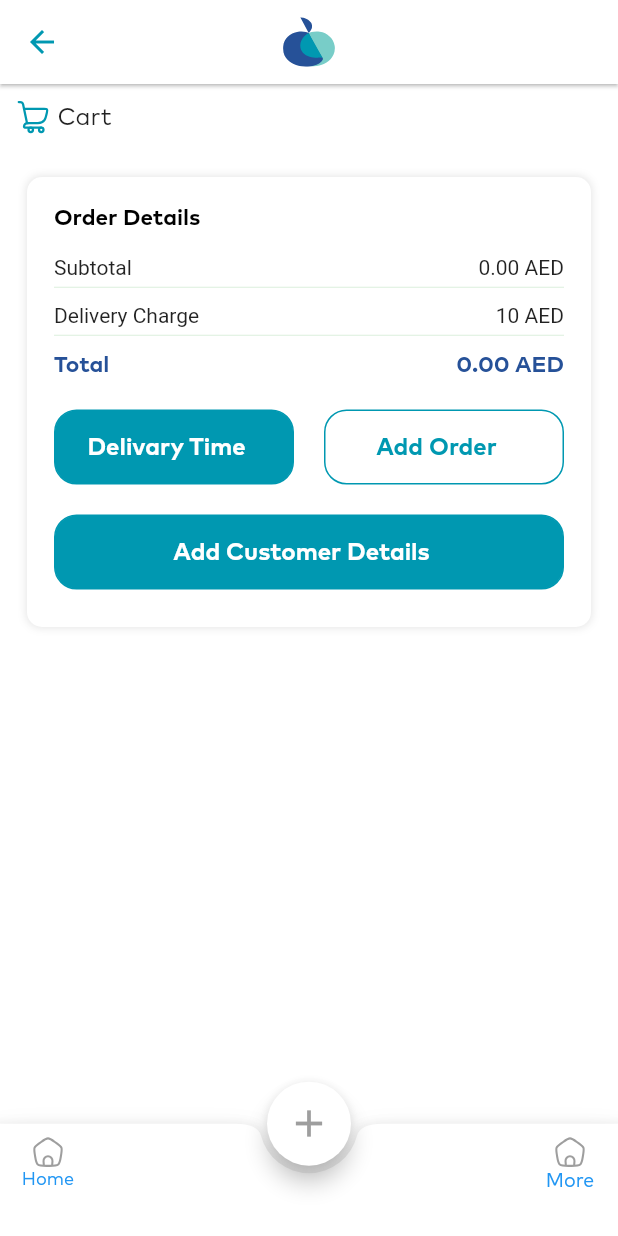
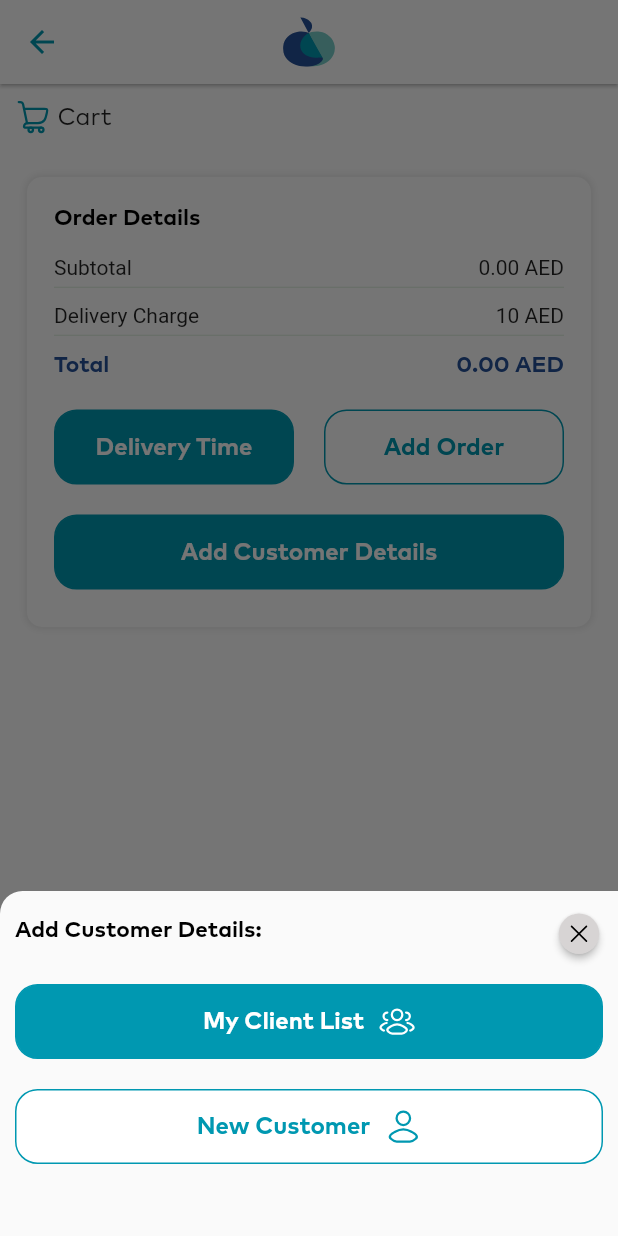
Before and after one commit to mahdibfx/santra-seller, a Flutter app: the CartScreen screen opened by its route, after a tap on "Add Customer Details", on a phone screen of 412 x 824 dp. Run offline on Flutter 3.47's test engine with Material 2 defaults, Android fonts, the phone set to English and light mode, and no system bars; our stand-ins replace cached_network_image, date_picker_timeline, firebase_core, firebase_messaging, flutter_local_notifications, flutter_rating_bar and 6 more; accounts and stored records are empty; network calls fail; Roboto replaces fonts that are missing (Quicksand); project files that could hold a hidden picture were left out.

Commit message:
Add customer List

```diff
--- a/lib/ui/widgets/add_manual_order_widgets/cart_card.dart
+++ b/lib/ui/widgets/add_manual_order_widgets/cart_card.dart
@@ -93,7 +93,6 @@ class CartCardOrder extends StatelessWidget {
               ),
             ),
             Container(
-
               height: 50,
               width: 130,
               child: PriceOnSelection(
--- a/lib/ui/widgets/add_manual_order_widgets/cart_payment_des.dart
+++ b/lib/ui/widgets/add_manual_order_widgets/cart_payment_des.dart
@@ -9,6 +9,7 @@ import '../../../utils/routes/app_routes.dart';
 import '../../../utils/uidata.dart';
 import '../../../utils/uidata/textStyles.dart';
 import '../buttons/material_buttons/primaryButtonWithIcon.dart';
+import 'custom_detail_bottomSheet.dart';
 
 class CartPayemntDescriptionCard extends StatelessWidget {
   final String subtotal;
@@ -112,7 +113,7 @@ class CartPayemntDescriptionCard extends StatelessWidget {
                                   return OrderDate();
                                 });
                           },
-                          btntxt: "Delivary Time",
+                          btntxt: "Delivery Time",
                         ),
                       ),
                       Container(width: 20),
@@ -129,7 +130,18 @@ class CartPayemntDescriptionCard extends StatelessWidget {
                     ],
                   ).paddingOnly(top: 20),
                   PrimaryButtonWithIcon(
-                    onPressed: () {},
+                    onPressed: () {
+                      showModalBottomSheet(
+                                context: context,
+                                shape: const RoundedRectangleBorder(
+                                  borderRadius: BorderRadius.only( // <-- SEE HERE
+                                    topLeft: Radius.circular(15.0),
+                                  ),
+                                ),
+                                builder: (context) {
+                                  return CustomDetailBottomSheet();
+                                });
+                    },
                     btntxt: "Add Customer Details",
                   ).paddingOnly(
                     top: 20,
--- /dev/null
+++ b/lib/ui/widgets/add_manual_order_widgets/custom_detail_bottomSheet.dart
@@ -0,0 +1,90 @@
+import 'package:flutter/material.dart';
+import 'package:flutter_svg/svg.dart';
+import 'package:get/get.dart';
+import 'package:get/get_core/src/get_main.dart';
+
+import '../../../utils/routes/app_routes.dart';
+import '../../../utils/uidata.dart';
+import '../../../utils/uidata/textStyles.dart';
+import '../../screens/more_setting/my_customer/my_customer_screen.dart';
+import '../../screens/more_setting/my_customer/view_customer_details.dart';
+import '../buttons/material_buttons/primaryButtonWithIcon.dart';
+
+class CustomDetailBottomSheet extends StatelessWidget {
+
+  CustomDetailBottomSheet({Key? key})
+      : super(key: key);
+
+  @override
+  Widget build(BuildContext context) {
+    return  SizedBox(
+            height: 230,
+            child: Column(
+              crossAxisAlignment: CrossAxisAlignment.start,
+
+              mainAxisSize: MainAxisSize.min,
+              children: <Widget>[
+
+                     Row(
+                          mainAxisAlignment: MainAxisAlignment.spaceBetween,
+                  children: [
+                    Text("Add Customer Details:", style: UIDataTextStyles.textMedium),
+
+                    SizedBox(
+                          width:32,
+                          height: 32,
+                      child: ElevatedButton(
+                        style: ElevatedButton.styleFrom(
+
+                            shape: CircleBorder(),
+                            padding: EdgeInsets.all(5),
+                            primary: UIDataColors.lightGrayColor
+                          ),
+                        onPressed: (() => Get.back()),
+                          child: SvgPicture.asset(
+                             width: 20,
+                              height: 20,
+                                 color: UIDataColors.blackColor,
+                                    UIDATAIcons.close,
+
+                              ),
+                      ).paddingOnly(top: 5),
+                    ),
+                  ],
+                ).paddingOnly(top: 10, left: 10, right: 10),
+
+
+                  Padding(
+                   padding: const EdgeInsets.only(right: 10,bottom: 20.0, left: 10, top: 20),
+                   child: PrimaryButtonWithIcon(
+                        btntxt: "My Client List",
+                        iconImage: UIDATAIcons.customersIcon,
+                        onPressed: () {
+                             Get.toNamed(Routes.mycustomerscreen, arguments: "commingFromCart");
+                            // Get.to(() => MyCustomerScreen(
+                            //        comingFromCart: true,
+                            //           ));
+
+
+                        },
+                      ),
+                 ),
+
+                Padding(
+                   padding: const EdgeInsets.only(right: 10,bottom: 20.0, left: 10),
+                   child: PrimaryButtonWithIcon(
+                        btntxt: "New Customer",
+                        backEndColor: UIDataColors.whiteColor,
+                        buttontxtColor: UIDataColors.primaryColor,
+                        iconImageColor: UIDataColors.primaryColor,
+                        iconImage: UIDATAIcons.userIcon,
+                        onPressed: () {},
+                      ),
+                 )
+
+
+              ],
+            ),
+          );
+  }
+}
--- a/lib/ui/widgets/buttons/material_buttons/primaryButtonWithIcon.dart
+++ b/lib/ui/widgets/buttons/material_buttons/primaryButtonWithIcon.dart
@@ -11,16 +11,18 @@ class PrimaryButtonWithIcon extends StatelessWidget {
   final double width;
   final double height;
   final Color? backEndColor;
+   final Color? iconImageColor;
   final onPressed;
 
   PrimaryButtonWithIcon({
     required this.btntxt,
     this.iconImage,
-    this.buttontxtColor,
+    this.buttontxtColor = Colors.white,
     this.gradient,
     this.width = double.infinity,
     this.height = 50.0,
     this.backEndColor = UIDataColors.primaryColor,
+    this.iconImageColor = Colors.white,
     this.onPressed,
   });
 
@@ -65,14 +67,14 @@ class PrimaryButtonWithIcon extends StatelessWidget {
                       fontSize: 16.0,
                       fontFamily: 'Markpro',
                       fontWeight: FontWeight.bold,
-                      color: buttontxtColor ?? Colors.white,
+                      color: buttontxtColor,
                     ),
                   ),
-                  SpacingWidth.widthlistspacing,
+                 iconImage != null ? SpacingWidth.widthlistspacing : Container(),
                   iconImage != null
                       ? SvgPicture.asset(
                           iconImage!,
-                          color: Colors.white,
+                          color: iconImageColor,
                         )
                       : Container()
                 ],
```
Also changed, not shown: lib/ui/screens/more_setting/my_customer/my_customer_screen.dart (+12 -3 lines), lib/ui/screens/more_setting/my_customer/view_customer_details.dart (added, +68 -0 lines), lib/ui/widgets/cards/my_customer_card.dart (+24 -18 lines).
